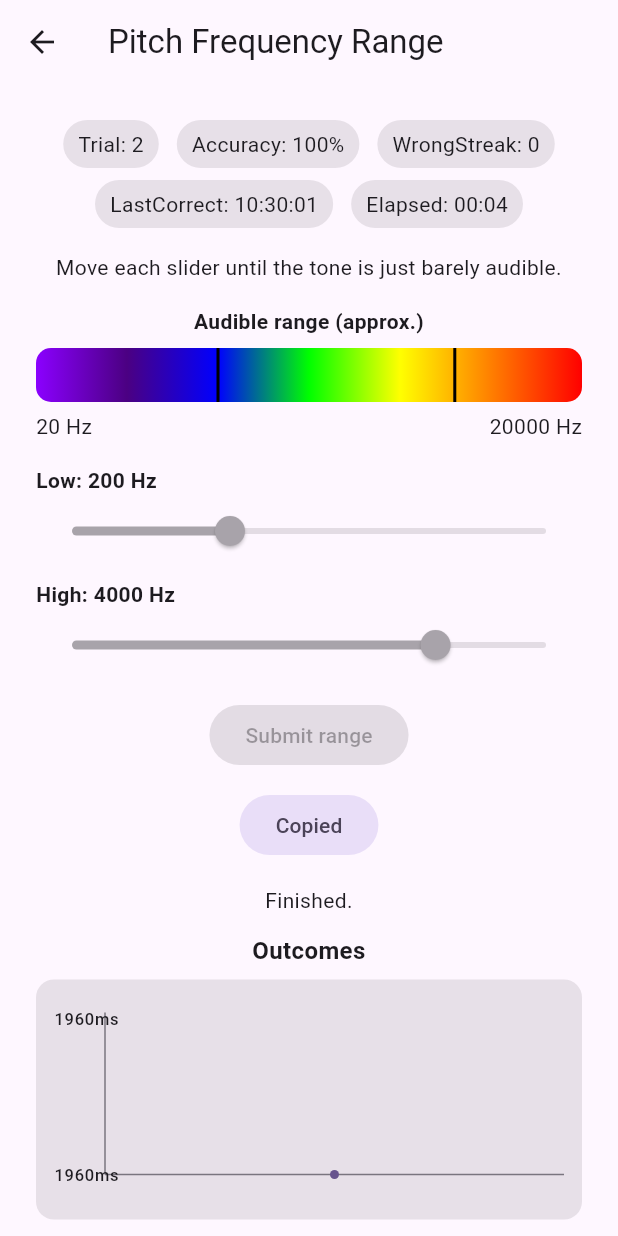
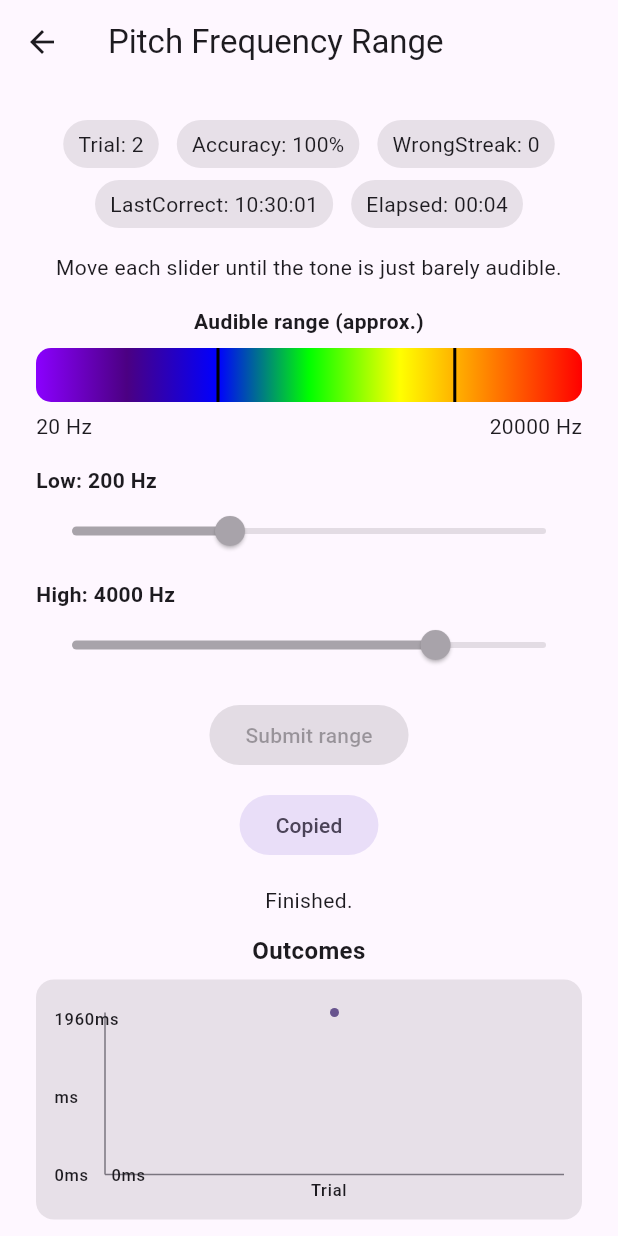
Before and after one commit to cmdor/human_sensing_benchmarks, a Flutter app: the PitchFrequencyRangePage screen opened directly, after a tap on "Submit range", after a tap on "Export JSON", on a phone screen of 412 x 824 dp. Run offline on Flutter 3.47's test engine with Material 3 defaults, Android fonts, the phone set to English and light mode, and no system bars; our stand-ins replace shared_preferences; missing offline and left inert: dart:html, flutter_soloud; accounts and stored records are empty.

Commit message:
feat: label graphs

```diff
--- a/lib/utils/trial_widgets.dart
+++ b/lib/utils/trial_widgets.dart
@@ -82,7 +82,21 @@ class _ExportJsonButtonState extends State<ExportJsonButton> {
   }
 
   Future<void> _copy() async {
-    final json = widget.runner.report.toJsonString(summary: widget.runner.summaryJson());
+    final outcomes = deriveOutcomes(widget.runner.report);
+    final summary = Map<String, Object?>.from(widget.runner.summaryJson())
+      ..['outcomes'] = outcomes
+          .map(
+            (o) => <String, Object?>{
+              'trialIndex': o.trialIndex,
+              'correct': o.correct,
+              'valid': o.valid,
+              'reactionMs': o.reactionMs,
+              'details': o.details,
+            },
+          )
+          .toList(growable: false);
+
+    final json = widget.runner.report.toJsonString(summary: summary);
     await Clipboard.setData(ClipboardData(text: json));
 
     setState(() {
@@ -218,7 +232,8 @@ class _OutcomesChartPainter extends CustomPainter {
       return;
     }
 
-    final minRt = rts.reduce((a, b) => a < b ? a : b);
+    // Force y-axis lower bound to 0 for readability.
+    final minRt = 0;
     final maxRt = rts.reduce((a, b) => a > b ? a : b);
     final span = (maxRt - minRt).clamp(1, 1 << 30);
 
@@ -244,11 +259,21 @@ class _OutcomesChartPainter extends CustomPainter {
       Offset(0, chart.bottom - 8),
       '${minRt}ms',
     );
+    // Also label the baseline at the axis so it's visually unambiguous.
+    _drawText(
+      canvas,
+      Offset(chart.left + 4, chart.bottom - 8),
+      '${minRt}ms',
+    );
     _drawText(
       canvas,
       Offset(0, chart.top - 4),
       '${maxRt}ms',
     );
+
+    // Axis labels
+    _drawText(canvas, Offset(chart.left + chart.width / 2 - 16, chart.bottom + 2), 'Trial');
+    _drawText(canvas, Offset(0, chart.top + chart.height / 2 - 6), 'ms');
 
     final n = outcomes.length;
     if (n == 1) {
@@ -446,7 +471,9 @@ class _StaircaseChartPainter extends CustomPainter {
 
   @override
   void paint(Canvas canvas, Size size) {
-    final minLevel = levelsHistory.reduce((a, b) => a < b ? a : b);
+    // Force y-axis lower bound to 0 for readability and comparability across
+    // sessions (esp. for gap-ms staircases).
+    final minLevel = 0.0;
     final maxLevel = levelsHistory.reduce((a, b) => a > b ? a : b);
     final span = (maxLevel - minLevel).clamp(1e-6, double.infinity);
 
@@ -466,6 +493,10 @@ class _StaircaseChartPainter extends CustomPainter {
     canvas.drawLine(chart.bottomLeft, chart.bottomRight, axisPaint);
     canvas.drawLine(chart.bottomLeft, chart.topLeft, axisPaint);
 
+    // Axis labels
+    _drawText(canvas, Offset(chart.left + chart.width / 2 - 16, chart.bottom + 2), 'Trial');
+    _drawText(canvas, Offset(0, chart.top + chart.height / 2 - 6), yAxisLabel);
+
     _drawText(canvas, Offset(0, chart.bottom - 8), '${minLevel.toStringAsFixed(1)}$yAxisLabel');
     _drawText(canvas, Offset(0, chart.top - 4), '${maxLevel.toStringAsFixed(1)}$yAxisLabel');
 
@@ -483,6 +514,18 @@ class _StaircaseChartPainter extends CustomPainter {
         thresholdPaint,
         dash: 7,
         gap: 5,
+      );
+
+      // Plot the detected value (score) directly on the graph.
+      canvas.drawCircle(
+        Offset(chart.left, yMean),
+        4,
+        Paint()..color = const Color(0xFF7E57C2),
+      );
+      _drawText(
+        canvas,
+        Offset(chart.left + 6, yMean - 12),
+        '${mean.toStringAsFixed(1)}$yAxisLabel',
       );
 
       final label = sd == null
```
Also changed, not shown: lib/sound/sound_gap_detection.dart (+2 -15 lines).
